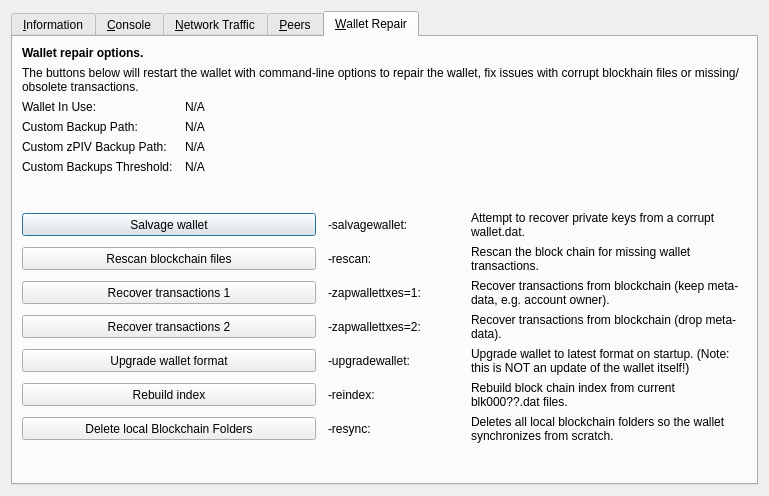
The window that src/qt/forms/rpcconsole.ui (crypTuron/mocha) describes before a commit, drawn with Qt 5.
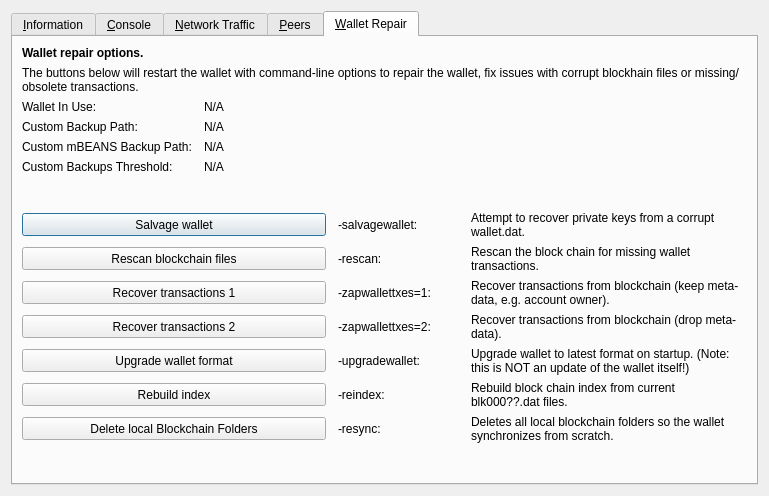
The same window after the commit. The open tabs and pages were chosen to show the change. Icons and pictures are not drawn. Custom widgets are drawn as their Qt base class.

Commit message: Rebrand mBEANS

```diff
--- a/src/qt/forms/rpcconsole.ui
+++ b/src/qt/forms/rpcconsole.ui
@@ -1333,7 +1333,7 @@
           <bool>false</bool>
          </property>
          <property name="text">
-          <string>Custom zPIV Backup Path:</string>
+          <string>Custom mBEANS Backup Path:</string>
          </property>
         </widget>
        </item>
```
The commit also changes 84 other files.
